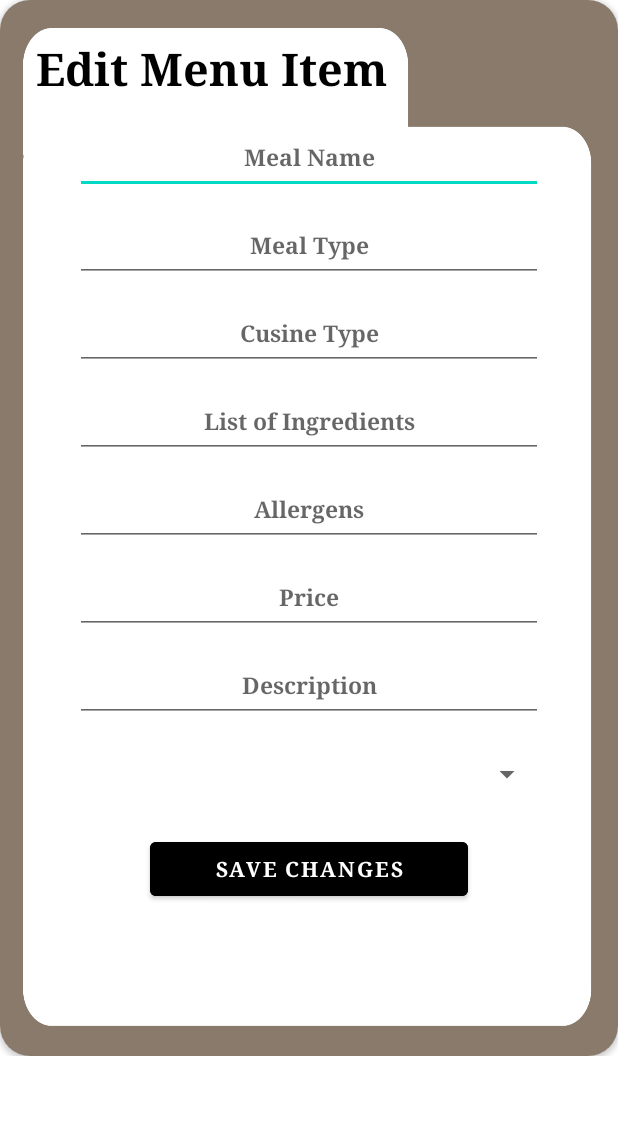
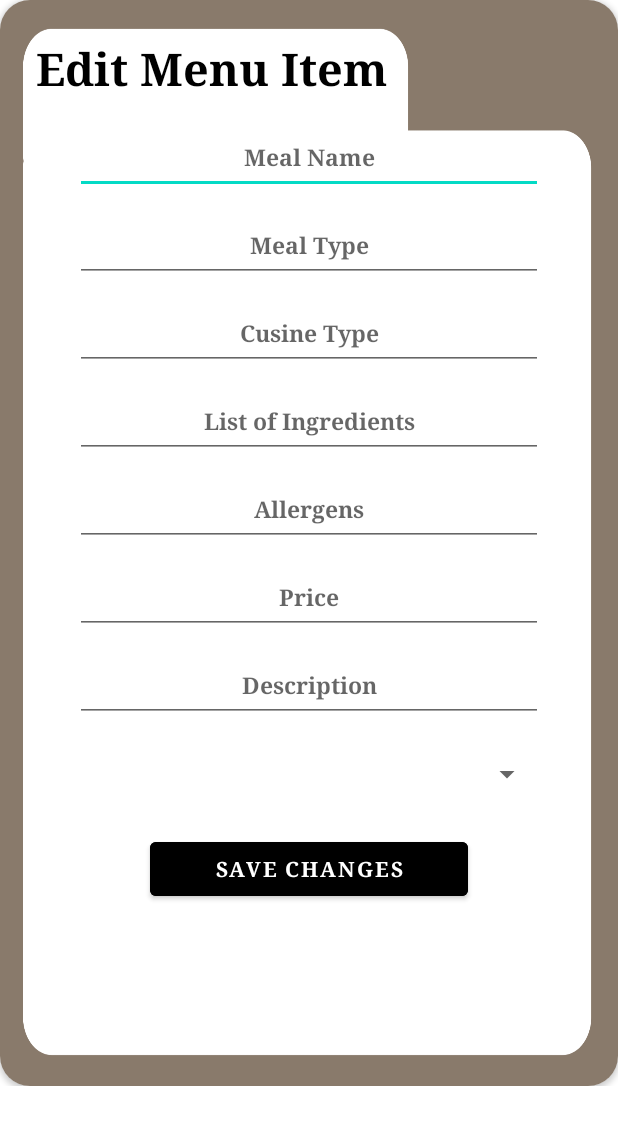
Before and after one commit to NightingaleX03/Mealer-Food-Delivery-App, an Android app: the layout edit_menu_items.xml on its own in the app's theme, with its tools: preview values and no code run, on a phone screen of 412 x 824 dp. Shown: the top 1125 px of the screen. Run offline under Robolectric (Android 15) with nearby library versions, the phone set to English and light mode, and no system bars.

```diff
--- a/app/src/main/res/layout/edit_menu_items.xml
+++ b/app/src/main/res/layout/edit_menu_items.xml
@@ -5,7 +5,7 @@
     xmlns:app="http://schemas.android.com/apk/res-auto"
     android:gravity="center"
     android:layout_height="wrap_content"
-    android:layout_marginBottom="120dp"
+    android:layout_marginBottom="100dp"
     >
 
     <androidx.cardview.widget.CardView
```
